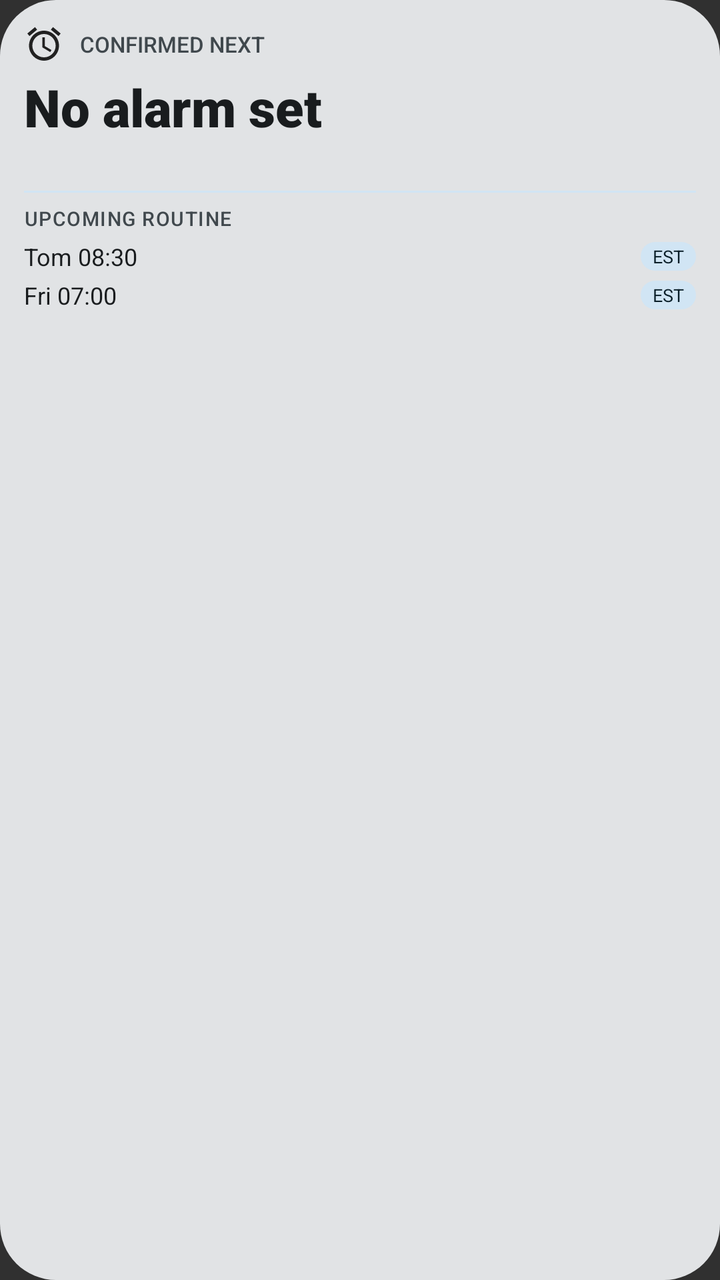
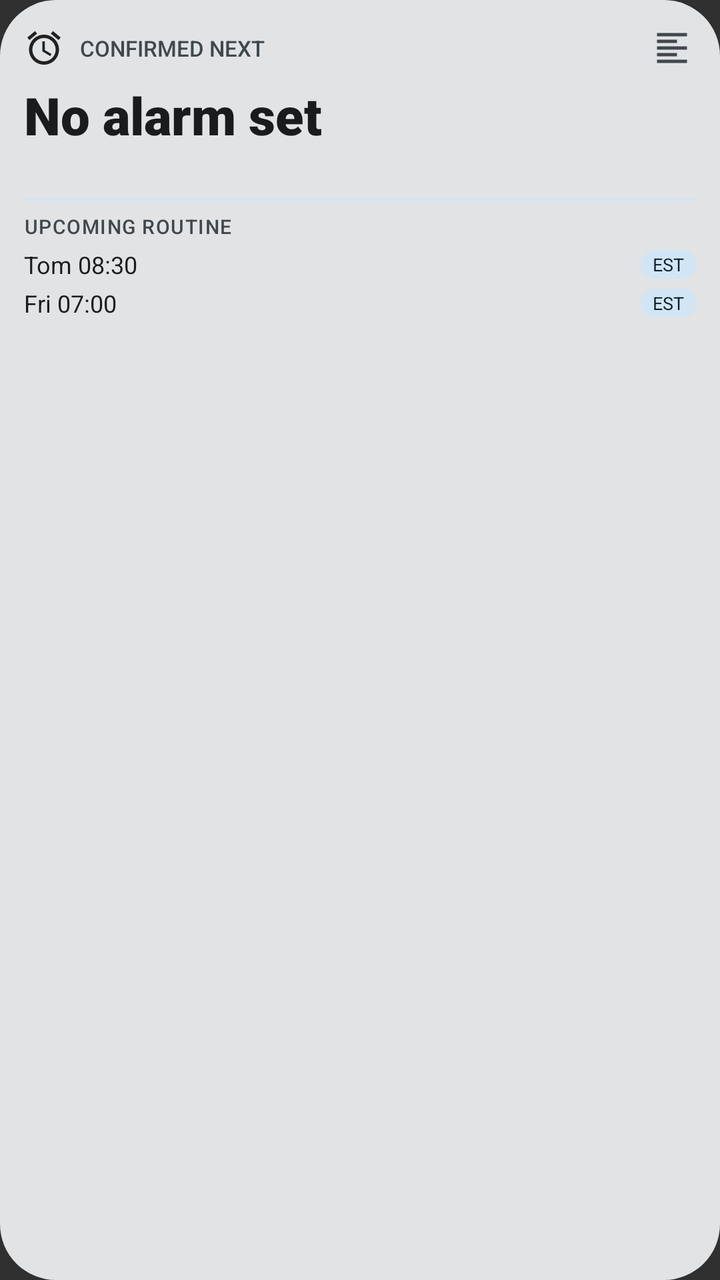

Before-and-after screenshots of an Android layout around one commit, followed by the original layout XML and the change that was made.
<!-- AndroidManifest.xml: application theme android:Theme.Material.NoActionBar -->
<!-- res/layout/widget_next_up_tall.xml -->
<?xml version="1.0" encoding="utf-8"?>
<LinearLayout xmlns:android="http://schemas.android.com/apk/res/android"
    android:id="@+id/widget_root"
    android:layout_width="match_parent"
    android:layout_height="match_parent"
    android:background="@drawable/widget_background"
    android:orientation="vertical"
    android:padding="12dp">

    
    <LinearLayout
        android:id="@+id/widget_top_section"
        android:layout_width="match_parent"
        android:layout_height="wrap_content"
        android:orientation="vertical">

        
        <LinearLayout
            android:id="@+id/widget_header"
            android:layout_width="match_parent"
            android:layout_height="wrap_content"
            android:gravity="center_vertical"
            android:orientation="horizontal">

            <ImageView
                android:id="@+id/widget_icon"
                android:layout_width="20dp"
                android:layout_height="20dp"
                android:contentDescription="@string/app_name"
                android:src="@drawable/ic_alarm" />

            <TextView
                android:id="@+id/widget_title"
                android:layout_width="match_parent"
                android:layout_height="wrap_content"
                android:layout_marginStart="8dp"
                android:ellipsize="end"
                android:fontFamily="sans-serif-medium"
                android:maxLines="1"
                android:text="CONFIRMED NEXT"
                android:textColor="@color/widget_on_surface_variant"
                android:textSize="11sp" />
        </LinearLayout>

        
        <TextView
            android:id="@+id/widget_countdown"
            android:layout_width="match_parent"
            android:layout_height="wrap_content"
            android:layout_marginTop="4dp"
            android:autoSizeMaxTextSize="32sp"
            android:autoSizeMinTextSize="14sp"
            android:autoSizeStepGranularity="1sp"
            android:autoSizeTextType="uniform"
            android:ellipsize="none"
            android:fontFamily="sans-serif-black"
            android:maxLines="1"
            android:text="@string/no_alarm_set"
            android:textColor="@color/widget_on_surface"
            android:textSize="26sp" />

        <TextView
            android:id="@+id/widget_alarm_time"
            android:layout_width="match_parent"
            android:layout_height="wrap_content"
            android:ellipsize="end"
            android:fontFamily="sans-serif"
            android:maxLines="1"
            android:text=""
            android:textColor="@color/widget_on_surface_variant"
            android:textSize="12sp" />
    </LinearLayout>

    
    <ImageView
        android:layout_width="match_parent"
        android:layout_height="1dp"
        android:layout_marginTop="8dp"
        android:layout_marginBottom="6dp"
        android:background="@color/widget_chip_bg"
        android:contentDescription="@null" />

    <TextView
        android:id="@+id/widget_section_predicted"
        android:layout_width="match_parent"
        android:layout_height="wrap_content"
        android:fontFamily="sans-serif-medium"
        android:letterSpacing="0.05"
        android:text="UPCOMING ROUTINE"
        android:textColor="@color/widget_on_surface_variant"
        android:textSize="10sp" />

    
    <LinearLayout
        android:id="@+id/widget_predicted_row_1"
        android:layout_width="match_parent"
        android:layout_height="wrap_content"
        android:layout_marginTop="4dp"
        android:gravity="center_vertical"
        android:orientation="horizontal">

        <TextView
            android:id="@+id/widget_predicted_1_text"
            android:layout_width="0dp"
            android:layout_height="wrap_content"
            android:layout_weight="1"
            android:ellipsize="end"
            android:fontFamily="sans-serif"
            android:maxLines="1"
            android:text="Tom 08:30"
            android:textColor="@color/widget_on_surface"
            android:textSize="12sp" />

        <TextView
            android:layout_width="wrap_content"
            android:layout_height="wrap_content"
            android:background="@drawable/widget_est_badge"
            android:fontFamily="sans-serif-bold"
            android:paddingStart="6dp"
            android:paddingTop="1dp"
            android:paddingEnd="6dp"
            android:paddingBottom="1dp"
            android:text="EST"
            android:textColor="@color/widget_chip_text"
            android:textSize="9sp" />
    </LinearLayout>

    
    <LinearLayout
        android:id="@+id/widget_predicted_row_2"
        android:layout_width="match_parent"
        android:layout_height="wrap_content"
        android:layout_marginTop="3dp"
        android:gravity="center_vertical"
        android:orientation="horizontal">

        <TextView
            android:id="@+id/widget_predicted_2_text"
            android:layout_width="0dp"
            android:layout_height="wrap_content"
            android:layout_weight="1"
            android:ellipsize="end"
            android:fontFamily="sans-serif"
            android:maxLines="1"
            android:text="Fri 07:00"
            android:textColor="@color/widget_on_surface"
            android:textSize="12sp" />

        <TextView
            android:layout_width="wrap_content"
            android:layout_height="wrap_content"
            android:background="@drawable/widget_est_badge"
            android:fontFamily="sans-serif-bold"
            android:paddingStart="6dp"
            android:paddingTop="1dp"
            android:paddingEnd="6dp"
            android:paddingBottom="1dp"
            android:text="EST"
            android:textColor="@color/widget_chip_text"
            android:textSize="9sp" />
    </LinearLayout>

    
    <TextView
        android:id="@+id/widget_predicted_more"
        android:layout_width="match_parent"
        android:layout_height="wrap_content"
        android:layout_marginTop="3dp"
        android:fontFamily="sans-serif-medium"
        android:text=""
        android:textColor="@color/widget_primary"
        android:textSize="10sp" />

</LinearLayout>
<!-- resources referenced by this layout -->
<resources>
  <color name="widget_chip_bg">#E8DEF8</color>
  <color name="widget_chip_text">#1D192B</color>
  <color name="widget_on_surface">#1D1B20</color>
  <color name="widget_on_surface_variant">#49454F</color>
  <color name="widget_primary">#6750A4</color>
  <!-- drawable ic_alarm (drawable) -->
  <vector xmlns:android="http://schemas.android.com/apk/res/android"
      android:width="24dp"
      android:height="24dp"
      android:viewportWidth="24"
      android:viewportHeight="24"
      android:tint="?android:attr/colorPrimary">
      <path
          android:fillColor="@android:color/white"
          android:pathData="M22,5.72l-4.6,-3.86 -1.29,1.53 4.6,3.86L22,5.72zM7.88,3.39L6.6,1.86 2,5.71l1.29,1.53 4.59,-3.85zM12.5,8H11v6l4.75,2.85 0.75,-1.23 -4,-2.37V8zM12,4c-4.97,0 -9,4.03 -9,9s4.02,9 9,9 9,-4.03 9,-9 -4.03,-9 -9,-9zM12,20c-3.87,0 -7,-3.13 -7,-7s3.13,-7 7,-7 7,3.13 7,7 -3.13,7 -7,7z"/>
  </vector>
  <!-- drawable widget_background (drawable) -->
  <?xml version="1.0" encoding="utf-8"?>
  <shape xmlns:android="http://schemas.android.com/apk/res/android"
      android:shape="rectangle">
      <corners android:radius="28dp" />
      <solid android:color="@color/widget_surface" />
  </shape>
  <!-- drawable widget_est_badge (drawable) -->
  <?xml version="1.0" encoding="utf-8"?>
  <shape xmlns:android="http://schemas.android.com/apk/res/android"
      android:shape="rectangle">
      <corners android:radius="8dp" />
      <solid android:color="@color/widget_chip_bg" />
  </shape>
  <string name="app_name">NextUp</string>
  <string name="no_alarm_set">No alarm set</string>
  <color name="widget_surface">#F2EDF7</color>
</resources>

<!-- the commit's change to res/layout/widget_next_up_tall.xml (unified diff, before → after) -->
@@ -31,15 +31,24 @@
 
             <TextView
                 android:id="@+id/widget_title"
-                android:layout_width="match_parent"
+                android:layout_width="0dp"
                 android:layout_height="wrap_content"
                 android:layout_marginStart="8dp"
+                android:layout_weight="1"
                 android:ellipsize="end"
                 android:fontFamily="sans-serif-medium"
                 android:maxLines="1"
                 android:text="CONFIRMED NEXT"
                 android:textColor="@color/widget_on_surface_variant"
                 android:textSize="11sp" />
+
+            <ImageView
+                android:id="@+id/widget_btn_align_toggle"
+                android:layout_width="24dp"
+                android:layout_height="24dp"
+                android:padding="2dp"
+                android:contentDescription="@string/widget_alignment_title"
+                android:src="@drawable/ic_format_align_left" />
         </LinearLayout>
 
         
<!-- resource entries referenced after the edit -->
@@ -16,6 +16,17 @@
           android:fillColor="@android:color/white"
           android:pathData="M22,5.72l-4.6,-3.86 -1.29,1.53 4.6,3.86L22,5.72zM7.88,3.39L6.6,1.86 2,5.71l1.29,1.53 4.59,-3.85zM12.5,8H11v6l4.75,2.85 0.75,-1.23 -4,-2.37V8zM12,4c-4.97,0 -9,4.03 -9,9s4.02,9 9,9 9,-4.03 9,-9 -4.03,-9 -9,-9zM12,20c-3.87,0 -7,-3.13 -7,-7s3.13,-7 7,-7 7,3.13 7,7 -3.13,7 -7,7z"/>
   </vector>
+  <!-- drawable ic_format_align_left (drawable) -->
+  <vector xmlns:android="http://schemas.android.com/apk/res/android"
+      android:width="24dp"
+      android:height="24dp"
+      android:viewportWidth="24"
+      android:viewportHeight="24"
+      android:tint="@color/widget_on_surface_variant">
+      <path
+          android:fillColor="@android:color/white"
+          android:pathData="M15,15H3v2h12v-2zm0,-8H3v2h12V7zM3,13h18v-2H3v2zm0,8h18v-2H3v2zM3,3v2h18V3H3z" />
+  </vector>
   <!-- drawable widget_background (drawable) -->
   <?xml version="1.0" encoding="utf-8"?>
   <shape xmlns:android="http://schemas.android.com/apk/res/android"
@@ -32,6 +43,7 @@
   </shape>
   <string name="app_name">NextUp</string>
   <string name="no_alarm_set">No alarm set</string>
+  <string name="widget_alignment_title">Widget Text Alignment</string>
   <color name="widget_surface">#F2EDF7</color>
 </resources>
 
